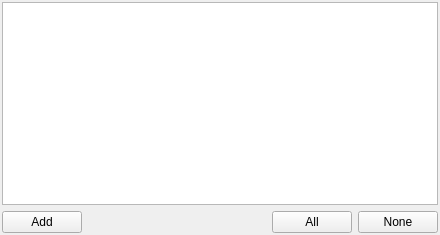
Above: Vacuum/trunk/src/plugins/Messenger/receiverswidget.ui from vacuum-im/vacuum-im before the change. Below: the same form after it.
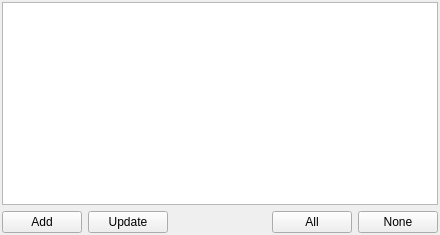
That is the form after the change.

Patch:
```diff
--- a/Vacuum/trunk/src/plugins/Messenger/receiverswidget.ui
+++ b/Vacuum/trunk/src/plugins/Messenger/receiverswidget.ui
@@ -41,6 +41,13 @@
        </property>
       </widget>
      </item>
+     <item>
+      <widget class="QPushButton" name="pbtUpdate" >
+       <property name="text" >
+        <string>Update</string>
+       </property>
+      </widget>
+     </item>
      <item>
       <spacer>
        <property name="orientation" >
```
